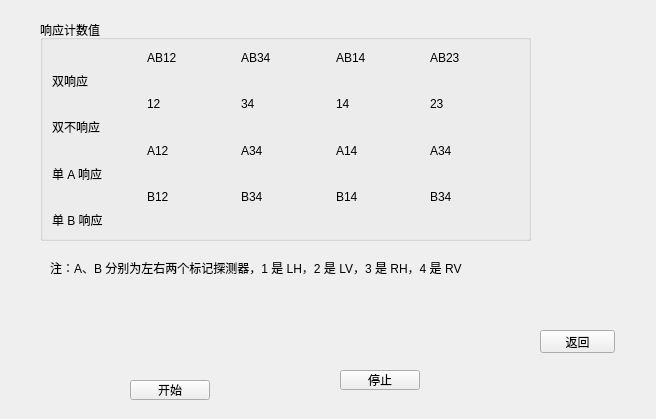
Before: the Qt Designer form ui/heraldqkdwidget.ui in WhiteChimney/TDC-counter, drawn with Qt 5.
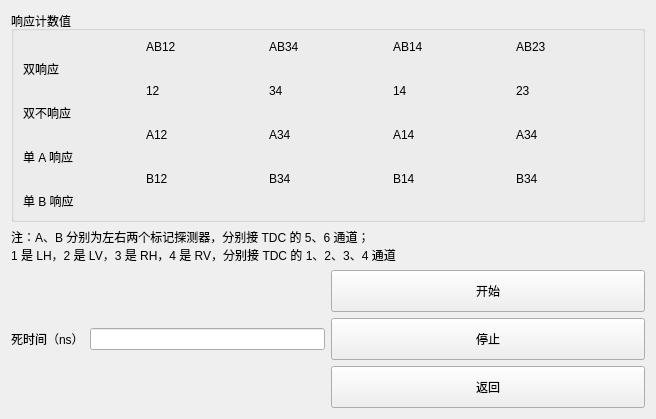
After: the same form once the commit is applied.

Patch:
```diff
--- a/ui/heraldqkdwidget.ui
+++ b/ui/heraldqkdwidget.ui
@@ -13,40 +13,71 @@
   <property name="windowTitle">
    <string>Form</string>
   </property>
+  <layout class="QGridLayout" name="gridLayout">
+   <item row="2" column="1">
+    <layout class="QVBoxLayout" name="verticalLayout_2">
+     <item>
   <widget class="QPushButton" name="buttonStart">
-   <property name="geometry">
-    <rect>
-     <x>130</x>
-     <y>380</y>
-     <width>80</width>
-     <height>20</height>
-    </rect>
+       <property name="sizePolicy">
+        <sizepolicy hsizetype="MinimumExpanding" vsizetype="MinimumExpanding">
+         <horstretch>0</horstretch>
+         <verstretch>0</verstretch>
+        </sizepolicy>
    </property>
    <property name="text">
     <string>开始</string>
    </property>
   </widget>
+     </item>
+     <item>
   <widget class="QPushButton" name="buttonStop">
-   <property name="geometry">
-    <rect>
-     <x>340</x>
-     <y>370</y>
-     <width>80</width>
-     <height>20</height>
-    </rect>
+       <property name="sizePolicy">
+        <sizepolicy hsizetype="Preferred" vsizetype="MinimumExpanding">
+         <horstretch>0</horstretch>
+         <verstretch>0</verstretch>
+        </sizepolicy>
    </property>
    <property name="text">
     <string>停止</string>
    </property>
   </widget>
+     </item>
+     <item>
+      <widget class="QPushButton" name="buttonReturn">
+       <property name="sizePolicy">
+        <sizepolicy hsizetype="Preferred" vsizetype="MinimumExpanding">
+         <horstretch>0</horstretch>
+         <verstretch>0</verstretch>
+        </sizepolicy>
+       </property>
+       <property name="text">
+        <string>返回</string>
+       </property>
+      </widget>
+     </item>
+    </layout>
+   </item>
+   <item row="2" column="0">
+    <layout class="QHBoxLayout" name="horizontalLayout">
+     <item>
+      <widget class="QLabel" name="label_17">
+       <property name="text">
+        <string>死时间（ns）</string>
+       </property>
+      </widget>
+     </item>
+     <item>
+      <widget class="QLineEdit" name="textDeadTime"/>
+     </item>
+    </layout>
+   </item>
+   <item row="0" column="0" colspan="2">
   <widget class="QGroupBox" name="groupYields">
-   <property name="geometry">
-    <rect>
-     <x>40</x>
-     <y>20</y>
-     <width>491</width>
-     <height>221</height>
-    </rect>
+     <property name="sizePolicy">
+      <sizepolicy hsizetype="Expanding" vsizetype="Expanding">
+       <horstretch>0</horstretch>
+       <verstretch>0</verstretch>
+      </sizepolicy>
    </property>
    <property name="title">
     <string>响应计数值</string>
@@ -194,32 +225,16 @@
     </item>
    </layout>
   </widget>
+   </item>
+   <item row="1" column="0" colspan="2">
   <widget class="QLabel" name="label_37">
-   <property name="geometry">
-    <rect>
-     <x>50</x>
-     <y>260</y>
-     <width>521</width>
-     <height>16</height>
-    </rect>
-   </property>
    <property name="text">
-    <string>注：A、B 分别为左右两个标记探测器，1 是 LH，2 是 LV，3 是 RH，4 是 RV</string>
-   </property>
-  </widget>
-  <widget class="QPushButton" name="buttonReturn">
-   <property name="geometry">
-    <rect>
-     <x>540</x>
-     <y>330</y>
-     <width>75</width>
-     <height>23</height>
-    </rect>
-   </property>
-   <property name="text">
-    <string>返回</string>
-   </property>
-  </widget>
+      <string>注：A、B 分别为左右两个标记探测器，分别接 TDC 的 5、6 通道；
+1 是 LH，2 是 LV，3 是 RH，4 是 RV，分别接 TDC 的 1、2、3、4 通道</string>
+     </property>
+    </widget>
+   </item>
+  </layout>
  </widget>
  <resources/>
  <connections/>
```
Left out of the diff: 124 changed lines with no effect on the pictures. Lines whose indentation alone changed are shown as unchanged.
